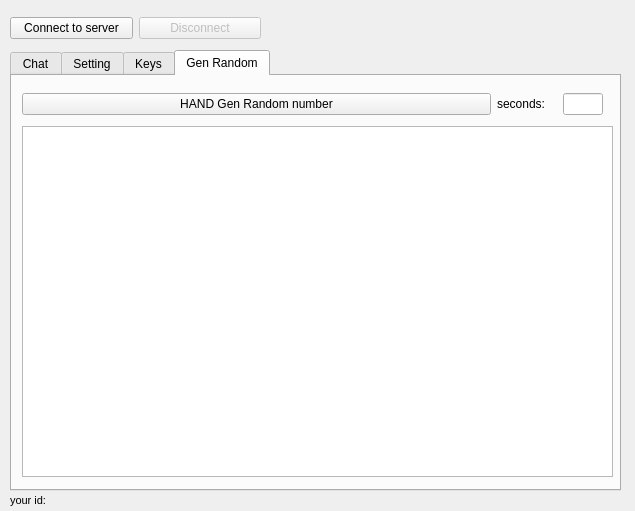
Above: form.ui from mrvssq/rsachat before the change. Below: the same form after it.
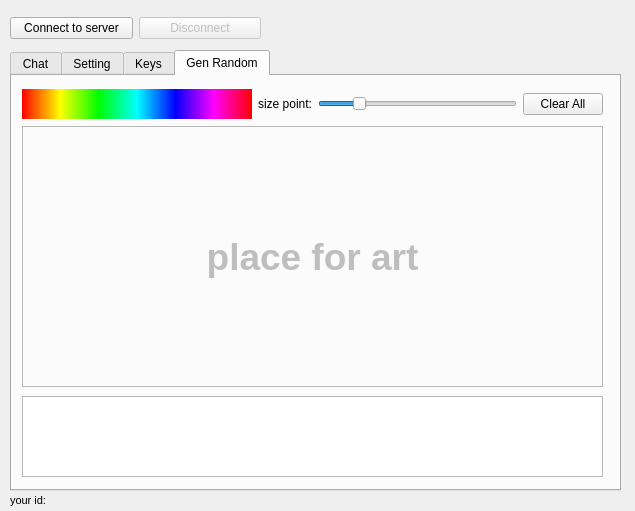
That is the form after the change. The open tabs and pages were chosen to show the change.

Patch:
```diff
--- a/form.ui
+++ b/form.ui
@@ -684,7 +684,105 @@
     <attribute name="title">
      <string>Gen Random</string>
     </attribute>
-    <widget class="QWidget" name="layoutWidget_2">
+    <widget class="QTextEdit" name="textEditRandomNumber">
+     <property name="geometry">
+      <rect>
+       <x>10</x>
+       <y>320</y>
+       <width>581</width>
+       <height>81</height>
+      </rect>
+     </property>
+    </widget>
+    <widget class="QFrame" name="frame">
+     <property name="geometry">
+      <rect>
+       <x>10</x>
+       <y>50</y>
+       <width>581</width>
+       <height>261</height>
+      </rect>
+     </property>
+     <property name="frameShape">
+      <enum>QFrame::StyledPanel</enum>
+     </property>
+     <property name="frameShadow">
+      <enum>QFrame::Raised</enum>
+     </property>
+     <widget class="QWidget" name="widget" native="true">
+      <property name="enabled">
+       <bool>true</bool>
+      </property>
+      <property name="geometry">
+       <rect>
+        <x>10</x>
+        <y>10</y>
+        <width>561</width>
+        <height>241</height>
+       </rect>
+      </property>
+      <property name="baseSize">
+       <size>
+        <width>0</width>
+        <height>0</height>
+       </size>
+      </property>
+      <property name="cursor">
+       <cursorShape>PointingHandCursor</cursorShape>
+      </property>
+      <property name="mouseTracking">
+       <bool>false</bool>
+      </property>
+      <property name="contextMenuPolicy">
+       <enum>Qt::NoContextMenu</enum>
+      </property>
+      <property name="autoFillBackground">
+       <bool>false</bool>
+      </property>
+      <widget class="QLabel" name="label_5">
+       <property name="enabled">
+        <bool>false</bool>
+       </property>
+       <property name="geometry">
+        <rect>
+         <x>10</x>
+         <y>10</y>
+         <width>541</width>
+         <height>221</height>
+        </rect>
+       </property>
+       <property name="font">
+        <font>
+         <pointsize>28</pointsize>
+         <weight>75</weight>
+         <bold>true</bold>
+        </font>
+       </property>
+       <property name="cursor">
+        <cursorShape>ArrowCursor</cursorShape>
+       </property>
+       <property name="mouseTracking">
+        <bool>false</bool>
+       </property>
+       <property name="contextMenuPolicy">
+        <enum>Qt::NoContextMenu</enum>
+       </property>
+       <property name="layoutDirection">
+        <enum>Qt::LeftToRight</enum>
+       </property>
+       <property name="autoFillBackground">
+        <bool>false</bool>
+       </property>
+       <property name="text">
+        <string>place for art</string>
+       </property>
+       <property name="alignment">
+        <set>Qt::AlignCenter</set>
+       </property>
+      </widget>
+     </widget>
+    </widget>
+    <widget class="QWidget" name="layoutWidget">
      <property name="geometry">
       <rect>
        <x>10</x>
@@ -695,9 +793,30 @@
      </property>
      <layout class="QHBoxLayout" name="horizontalLayout">
       <item>
-       <widget class="QPushButton" name="pushButton_12">
-        <property name="text">
-         <string>HAND Gen Random number</string>
+       <widget class="QWidget" name="widgetColor" native="true">
+        <property name="minimumSize">
+         <size>
+          <width>230</width>
+          <height>30</height>
+         </size>
+        </property>
+        <property name="maximumSize">
+         <size>
+          <width>230</width>
+          <height>30</height>
+         </size>
+        </property>
+        <property name="contextMenuPolicy">
+         <enum>Qt::NoContextMenu</enum>
+        </property>
+        <property name="toolTip">
+         <string>&lt;html&gt;&lt;head/&gt;&lt;body&gt;&lt;p&gt;&lt;br/&gt;&lt;/p&gt;&lt;/body&gt;&lt;/html&gt;</string>
+        </property>
+        <property name="whatsThis">
+         <string>&lt;html&gt;&lt;head/&gt;&lt;body&gt;&lt;p&gt;&lt;br/&gt;&lt;/p&gt;&lt;/body&gt;&lt;/html&gt;</string>
+        </property>
+        <property name="styleSheet">
+         <string notr="true">background-color: qlineargradient(spread:pad, x1:0, y1:0, x2:1, y2:0, stop:0 rgba(255, 0, 0, 255), stop:0.166 rgba(255, 255, 0, 255), stop:0.333 rgba(0, 255, 0, 255), stop:0.5 rgba(0, 255, 255, 255), stop:0.666 rgba(0, 0, 255, 255), stop:0.833 rgba(255, 0, 255, 255), stop:1 rgba(255, 0, 0, 255));</string>
         </property>
        </widget>
       </item>
@@ -705,49 +824,58 @@
        <widget class="QLabel" name="label_20">
         <property name="maximumSize">
          <size>
-          <width>60</width>
-          <height>15</height>
+          <width>16777215</width>
+          <height>16777215</height>
          </size>
         </property>
         <property name="text">
-         <string>seconds:</string>
+         <string>size point:</string>
         </property>
        </widget>
       </item>
       <item>
-       <widget class="QLineEdit" name="lineEdit_5">
+       <widget class="QSlider" name="horizontalSliderSizePoint">
+        <property name="minimum">
+         <number>1</number>
+        </property>
+        <property name="maximum">
+         <number>50</number>
+        </property>
+        <property name="value">
+         <number>10</number>
+        </property>
+        <property name="orientation">
+         <enum>Qt::Horizontal</enum>
+        </property>
+        <property name="invertedAppearance">
+         <bool>false</bool>
+        </property>
+        <property name="invertedControls">
+         <bool>false</bool>
+        </property>
+        <property name="tickPosition">
+         <enum>QSlider::NoTicks</enum>
+        </property>
+        <property name="tickInterval">
+         <number>5</number>
+        </property>
+       </widget>
+      </item>
+      <item>
+       <widget class="QPushButton" name="pushButtonClearPoints">
         <property name="maximumSize">
          <size>
-          <width>40</width>
+          <width>16777215</width>
           <height>16777215</height>
          </size>
         </property>
-        <property name="inputMethodHints">
-         <set>Qt::ImhNone</set>
-        </property>
-        <property name="inputMask">
-         <string/>
-        </property>
         <property name="text">
-         <string/>
-        </property>
-        <property name="maxLength">
-         <number>32767</number>
+         <string>Clear All</string>
         </property>
        </widget>
       </item>
      </layout>
     </widget>
-    <widget class="QTextEdit" name="textEdit_2">
-     <property name="geometry">
-      <rect>
-       <x>10</x>
-       <y>50</y>
-       <width>591</width>
-       <height>351</height>
-      </rect>
-     </property>
-    </widget>
    </widget>
   </widget>
   <widget class="QWidget" name="layoutWidget">
```
Left out of the diff: 144 changed lines with no effect on the pictures. Lines whose indentation alone changed are shown as unchanged.
